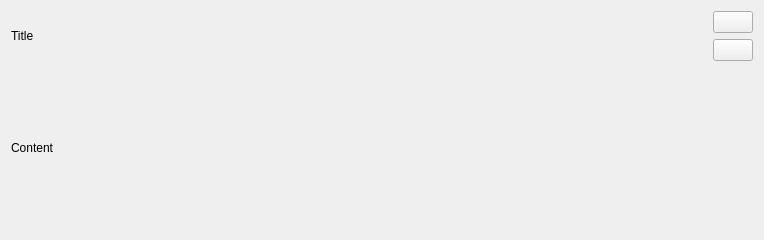
N1vn0vem8er/pineconesnake, file pcsnotebook/src/notecardwidget.ui: the form before one commit.
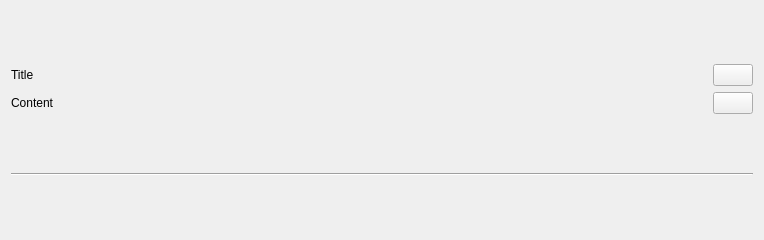
The form after the commit. Icons and pictures are not drawn.

```diff
--- a/pcsnotebook/src/notecardwidget.ui
+++ b/pcsnotebook/src/notecardwidget.ui
@@ -13,10 +13,15 @@
   <property name="windowTitle">
    <string>Form</string>
   </property>
-  <layout class="QVBoxLayout" name="verticalLayout">
+  <property name="locale">
+   <locale language="English" country="UnitedStates"/>
+  </property>
+  <layout class="QVBoxLayout" name="verticalLayout_3">
    <item>
     <layout class="QHBoxLayout" name="horizontalLayout">
      <item>
+      <layout class="QVBoxLayout" name="verticalLayout">
+       <item>
       <widget class="QLabel" name="titleLabel">
        <property name="text">
         <string>Title</string>
@@ -24,6 +29,15 @@
       </widget>
      </item>
      <item>
+        <widget class="QLabel" name="contentLabel">
+         <property name="text">
+          <string>Content</string>
+         </property>
+        </widget>
+       </item>
+      </layout>
+     </item>
+     <item>
       <spacer name="horizontalSpacer">
        <property name="orientation">
         <enum>Qt::Horizontal</enum>
@@ -69,9 +83,9 @@
     </layout>
    </item>
    <item>
-    <widget class="QLabel" name="contentLabel">
-     <property name="text">
-      <string>Content</string>
+    <widget class="Line" name="line">
+     <property name="orientation">
+      <enum>Qt::Horizontal</enum>
      </property>
     </widget>
    </item>
```
Lines whose indentation alone changed are shown as unchanged.
